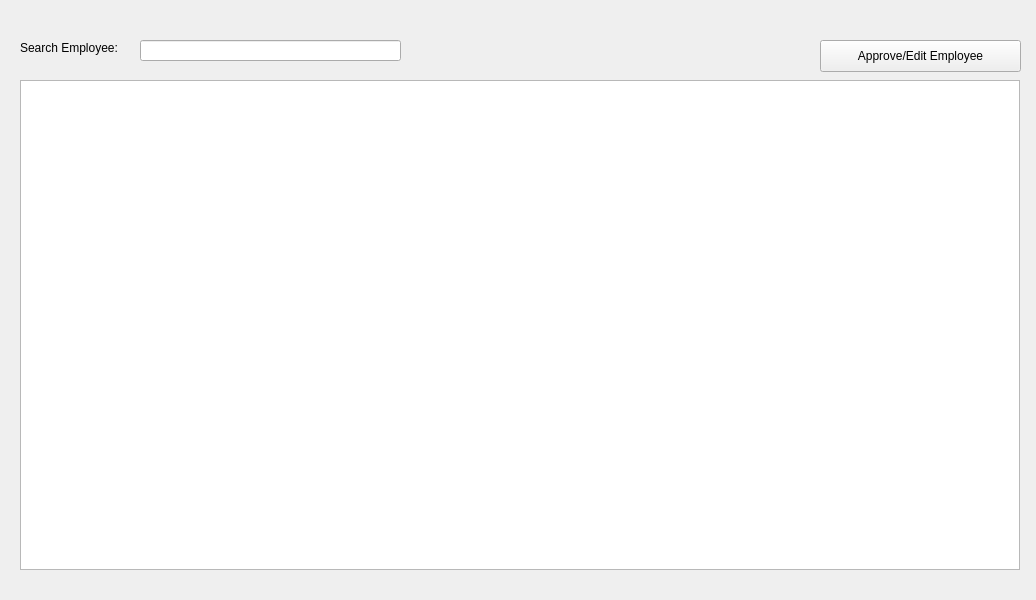
The window that LAWRENTIAN/LuD/employeeswidget.ui (pyridine/LAWRENTIAN) describes before a commit, drawn with Qt 5.
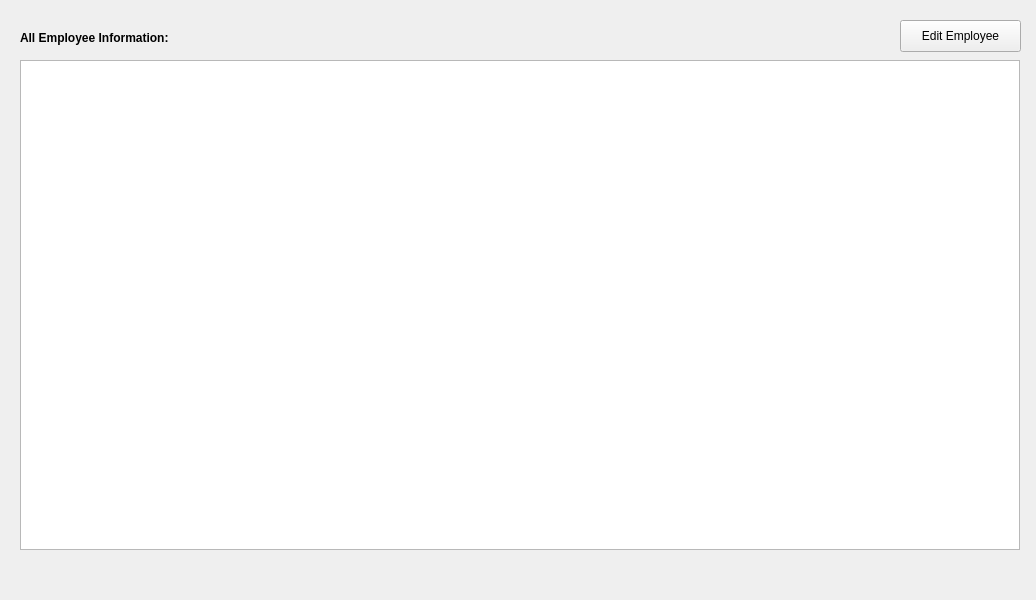
The same window after the commit.

```diff
--- a/LAWRENTIAN/LuD/employeeswidget.ui
+++ b/LAWRENTIAN/LuD/employeeswidget.ui
@@ -17,7 +17,7 @@
    <property name="geometry">
     <rect>
      <x>20</x>
-     <y>80</y>
+     <y>60</y>
      <width>1000</width>
      <height>490</height>
     </rect>
@@ -33,36 +33,32 @@
    <property name="geometry">
     <rect>
      <x>20</x>
-     <y>40</y>
-     <width>111</width>
+     <y>30</y>
+     <width>181</width>
      <height>16</height>
     </rect>
    </property>
-   <property name="text">
-    <string>Search Employee:</string>
+   <property name="font">
+    <font>
+     <weight>75</weight>
+     <bold>true</bold>
+    </font>
    </property>
-  </widget>
-  <widget class="QLineEdit" name="lineEdit">
-   <property name="geometry">
-    <rect>
-     <x>140</x>
-     <y>40</y>
-     <width>261</width>
-     <height>21</height>
-    </rect>
+   <property name="text">
+    <string>All Employee Information:</string>
    </property>
   </widget>
   <widget class="QPushButton" name="approveRegButton">
    <property name="geometry">
     <rect>
-     <x>820</x>
-     <y>40</y>
-     <width>201</width>
+     <x>900</x>
+     <y>20</y>
+     <width>121</width>
      <height>32</height>
     </rect>
    </property>
    <property name="text">
-    <string>Approve/Edit Employee</string>
+    <string>Edit Employee</string>
    </property>
   </widget>
  </widget>
```
